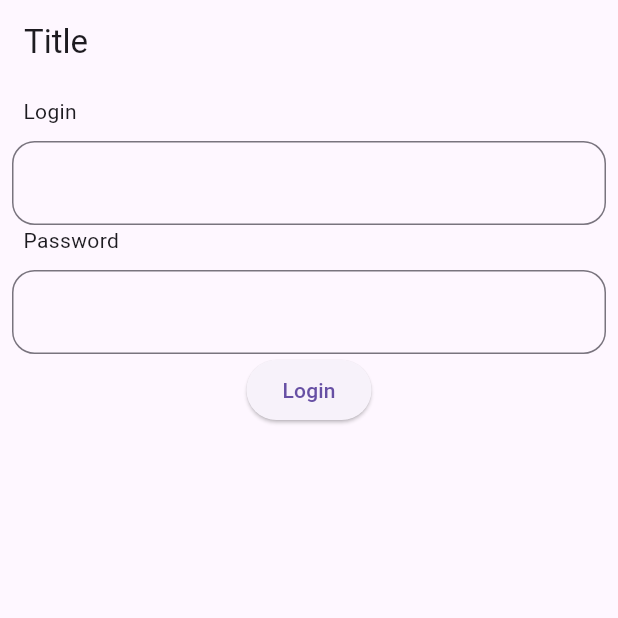
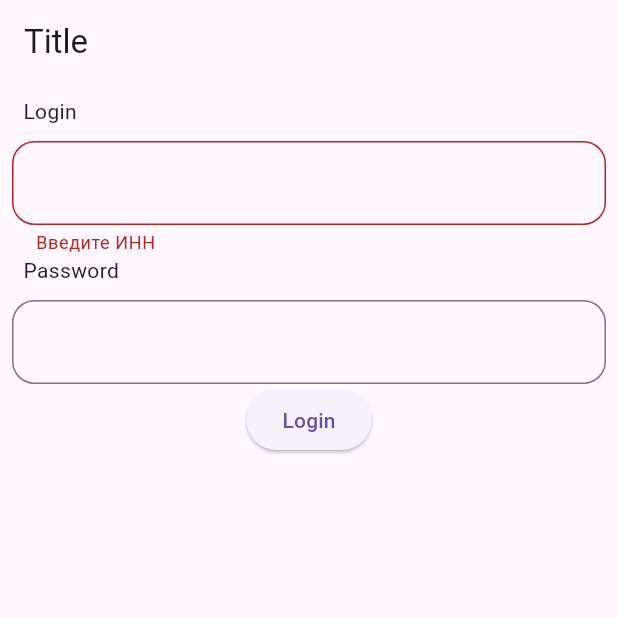
Before and after one commit to UCADevClub/HIS-mobile, a Flutter app: the screen it shows after launch, after a tap on "Login", on a phone screen of 412 x 824 dp, the top half of it. Run offline on Flutter 3.47's test engine with Material 3 defaults, Android fonts, the phone set to English and light mode, and no system bars; our stand-ins replace auto_route, bloc, dio, flutter_bloc, get_it; generated files the repository leaves out were written again.

Commit message:
adding validation

```diff
--- /dev/null
+++ b/lib/presentation/core/validation/form_validation.dart
@@ -0,0 +1,48 @@
+class FormValidation {
+  FormValidation();
+
+  static String? validateInn(String? value) {
+    if (value == null || value.isEmpty) {
+      return 'Введите ИНН';
+    }
+
+    final numericValue = value.replaceAll(RegExp(r'[^0-9]'), '');
+
+    if (numericValue.length != 14) {
+      return 'Значение состоит из 14 цифр';
+    }
+
+    if (!numericValue.startsWith(RegExp(r'[1-2]'))) {
+      return 'Значение начинается с 1 или 2';
+    }
+
+    return null;
+  }
+
+  static String? validateEmail(String value) {
+    if (value.isEmpty) {
+      return 'Почта не должна быть пустой';
+    } else if (!value.contains('@')) {
+      return 'Почта не верна';
+    }
+    return null;
+  }
+
+  static String? validatePassword(String value) {
+    if (value.isEmpty) {
+      return 'Пароль не должен быть пустым';
+    } else if (value.length < 6) {
+      return 'Пароль должен состоять из более чем 6 символов';
+    }
+    return null;
+  }
+
+  static String? validatePhoneNumber(String value) {
+    if (value.isEmpty) {
+      return 'Номер телефона не должен быть пустым';
+    } else if (value.length < 10) {
+      return 'Номер телефона должен состоять из более чем 10 символов';
+    }
+    return null;
+  }
+}
--- a/lib/presentation/core/widgets/app_button.dart
+++ b/lib/presentation/core/widgets/app_button.dart
@@ -4,9 +4,11 @@ class AppButton extends StatefulWidget {
   const AppButton({
     super.key,
     required this.title,
+    required this.onPressed,
   });
 
   final String title;
+  final Function()? onPressed;
 
   @override
   State<AppButton> createState() => _AppButtonState();
@@ -16,7 +18,7 @@ class _AppButtonState extends State<AppButton> {
   @override
   Widget build(BuildContext context) {
     return ElevatedButton(
-      onPressed: () {},
+      onPressed: widget.onPressed,
       child: Text(widget.title),
     );
   }
--- a/lib/presentation/core/widgets/forms/custom_text_form_field.dart
+++ b/lib/presentation/core/widgets/forms/custom_text_form_field.dart
@@ -1,6 +1,6 @@
 import 'package:flutter/material.dart';
 
-class CustomTextFormField extends StatefulWidget {
+class CustomTextFormField extends StatelessWidget {
   const CustomTextFormField({
     super.key,
     required this.title,
@@ -8,6 +8,7 @@ class CustomTextFormField extends StatefulWidget {
     this.onChanged,
     this.readOnly,
     this.keyboardType,
+    this.validator,
   });
 
   final String title;
@@ -15,12 +16,8 @@ class CustomTextFormField extends StatefulWidget {
   final Function(String)? onChanged;
   final bool? readOnly;
   final TextInputType? keyboardType;
+  final String? Function(String?)? validator;
 
-  @override
-  State<CustomTextFormField> createState() => _CustomTextFormFieldState();
-}
-
-class _CustomTextFormFieldState extends State<CustomTextFormField> {
   @override
   Widget build(BuildContext context) {
     return Column(
@@ -31,7 +28,7 @@ class _CustomTextFormFieldState extends State<CustomTextFormField> {
             bottom: 10,
             left: 7.5,
           ),
-          child: Text(widget.title),
+          child: Text(title),
         ),
         TextFormField(
           decoration: InputDecoration(
@@ -39,11 +36,11 @@ class _CustomTextFormFieldState extends State<CustomTextFormField> {
               borderRadius: BorderRadius.circular(15),
             ),
           ),
-          controller: widget.controller,
-          onChanged: widget.onChanged ?? (value) {},
-          readOnly: widget.readOnly ?? false,
-          keyboardType: widget.keyboardType ?? TextInputType.text,
-          validator: ,
+          controller: controller,
+          onChanged: onChanged ?? (value) {},
+          readOnly: readOnly ?? false,
+          keyboardType: keyboardType ?? TextInputType.text,
+          validator: validator,
         ),
       ],
     );
--- a/lib/presentation/modules/auth_page/auth_page.dart
+++ b/lib/presentation/modules/auth_page/auth_page.dart
@@ -1,8 +1,8 @@
 import 'package:auto_route/annotations.dart';
 import 'package:flutter/material.dart';
+import 'package:his_mobile/presentation/core/validation/form_validation.dart';
 import 'package:his_mobile/presentation/core/widgets/app_button.dart';
 import 'package:his_mobile/presentation/core/widgets/forms/custom_text_form_field.dart';
-
 
 @RoutePage()
 class AuthPage extends StatefulWidget {
@@ -13,6 +13,7 @@ class AuthPage extends StatefulWidget {
 }
 
 class _AuthPageState extends State<AuthPage> {
+  final GlobalKey<FormState> loginKey = GlobalKey();
   final TextEditingController _loginController = TextEditingController();
   final TextEditingController _passwordController = TextEditingController();
 
@@ -30,18 +31,31 @@ class _AuthPageState extends State<AuthPage> {
       body: Padding(
         padding: const EdgeInsets.all(8.0),
         child: Center(
+          child: Form(
+            key: loginKey,
             child: Column(
               children: [
                 CustomTextFormField(
                   title: 'Login',
                   controller: _loginController,
+                  validator: (_) => FormValidation.validateInn(
+                    _loginController.text,
+                  ),
                 ),
                 CustomTextFormField(
                   title: 'Password',
                   controller: _passwordController,
                 ),
-              AppButton(title: 'Login')
+                AppButton(
+                  title: 'Login',
+                  onPressed: () {
+                    if (loginKey.currentState!.validate()) {
+                      print(_loginController.text);
+                    }
+                  },
+                ),
               ],
+            ),
           ),
         ),
       ),
```
Lines whose indentation alone changed are shown as unchanged.
